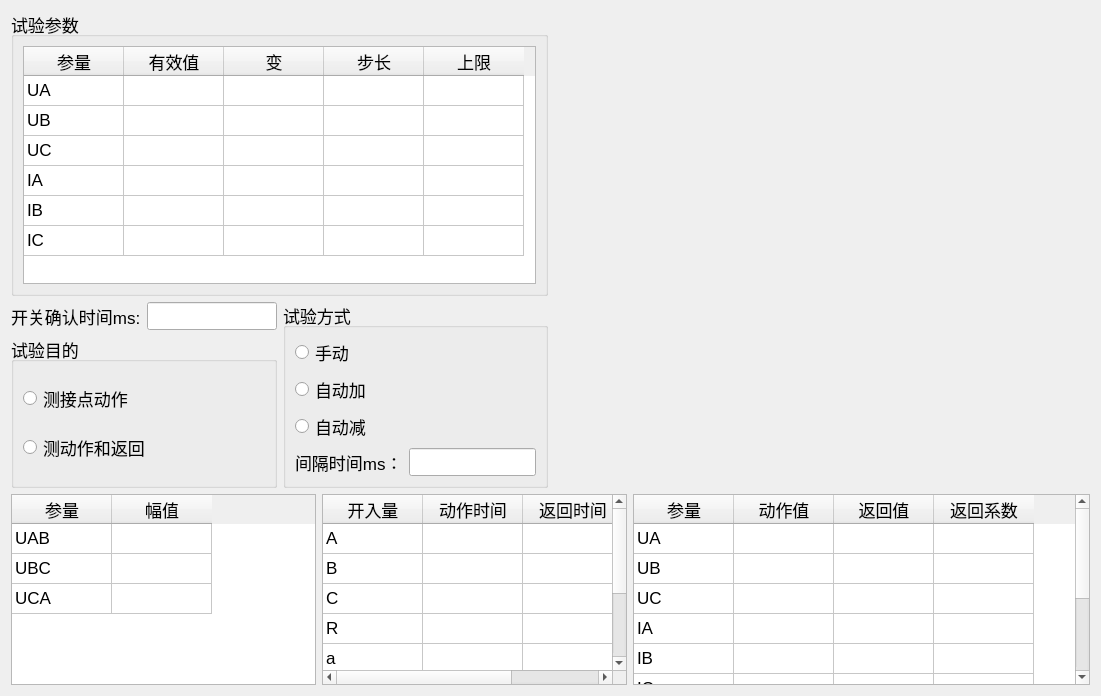
First picture: the form in energy/ui/test02/ui_002.ui, repository AgueroZzz/Electric-energy-detection, before the edit.
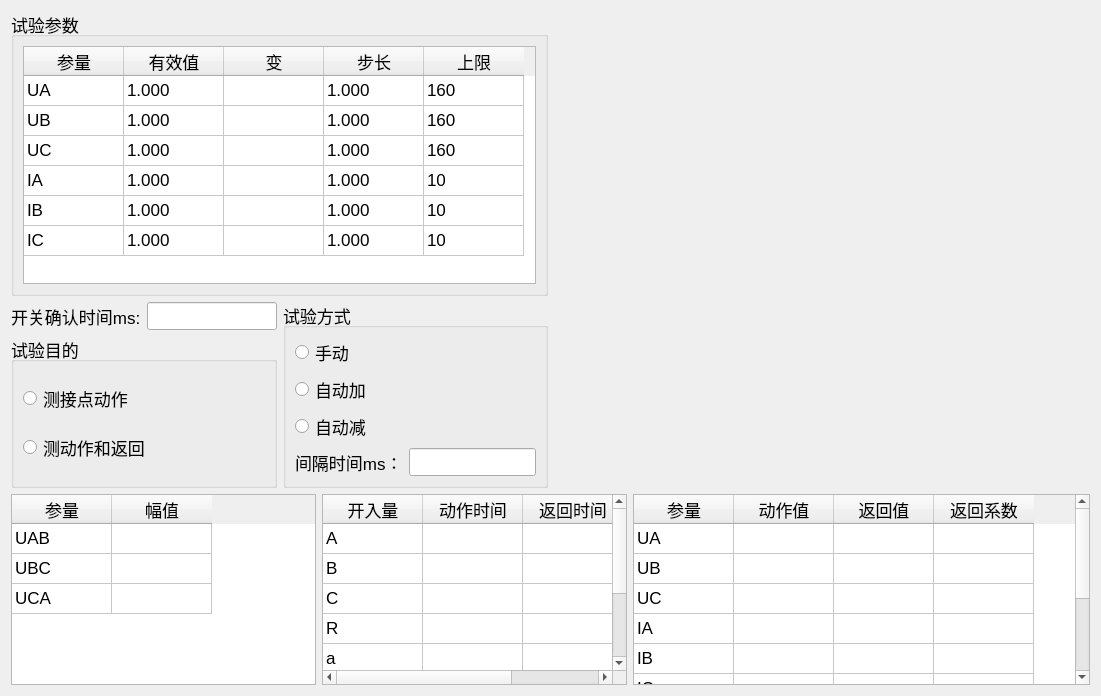
Second picture: the form after the edit.

```diff
--- a/energy/ui/test02/ui_002.ui
+++ b/energy/ui/test02/ui_002.ui
@@ -76,6 +76,21 @@
               <set>ItemIsSelectable|ItemIsDragEnabled|ItemIsDropEnabled|ItemIsUserCheckable|ItemIsEnabled</set>
              </property>
             </item>
+            <item row="0" column="1">
+             <property name="text">
+              <string>1.000</string>
+             </property>
+            </item>
+            <item row="0" column="3">
+             <property name="text">
+              <string>1.000</string>
+             </property>
+            </item>
+            <item row="0" column="4">
+             <property name="text">
+              <string>160</string>
+             </property>
+            </item>
             <item row="1" column="0">
              <property name="text">
               <string>UB</string>
@@ -84,6 +99,21 @@
               <set>ItemIsSelectable|ItemIsDragEnabled|ItemIsDropEnabled|ItemIsUserCheckable|ItemIsEnabled</set>
              </property>
             </item>
+            <item row="1" column="1">
+             <property name="text">
+              <string>1.000</string>
+             </property>
+            </item>
+            <item row="1" column="3">
+             <property name="text">
+              <string>1.000</string>
+             </property>
+            </item>
+            <item row="1" column="4">
+             <property name="text">
+              <string>160</string>
+             </property>
+            </item>
             <item row="2" column="0">
              <property name="text">
               <string>UC</string>
@@ -92,6 +122,21 @@
               <set>ItemIsSelectable|ItemIsDragEnabled|ItemIsDropEnabled|ItemIsUserCheckable|ItemIsEnabled</set>
              </property>
             </item>
+            <item row="2" column="1">
+             <property name="text">
+              <string>1.000</string>
+             </property>
+            </item>
+            <item row="2" column="3">
+             <property name="text">
+              <string>1.000</string>
+             </property>
+            </item>
+            <item row="2" column="4">
+             <property name="text">
+              <string>160</string>
+             </property>
+            </item>
             <item row="3" column="0">
              <property name="text">
               <string>IA</string>
@@ -100,6 +145,21 @@
               <set>ItemIsSelectable|ItemIsDragEnabled|ItemIsDropEnabled|ItemIsUserCheckable|ItemIsEnabled</set>
              </property>
             </item>
+            <item row="3" column="1">
+             <property name="text">
+              <string>1.000</string>
+             </property>
+            </item>
+            <item row="3" column="3">
+             <property name="text">
+              <string>1.000</string>
+             </property>
+            </item>
+            <item row="3" column="4">
+             <property name="text">
+              <string>10</string>
+             </property>
+            </item>
             <item row="4" column="0">
              <property name="text">
               <string>IB</string>
@@ -108,6 +168,21 @@
               <set>ItemIsSelectable|ItemIsDragEnabled|ItemIsDropEnabled|ItemIsUserCheckable|ItemIsEnabled</set>
              </property>
             </item>
+            <item row="4" column="1">
+             <property name="text">
+              <string>1.000</string>
+             </property>
+            </item>
+            <item row="4" column="3">
+             <property name="text">
+              <string>1.000</string>
+             </property>
+            </item>
+            <item row="4" column="4">
+             <property name="text">
+              <string>10</string>
+             </property>
+            </item>
             <item row="5" column="0">
              <property name="text">
               <string>IC</string>
@@ -116,6 +191,21 @@
               <set>ItemIsSelectable|ItemIsDragEnabled|ItemIsDropEnabled|ItemIsUserCheckable|ItemIsEnabled</set>
              </property>
             </item>
+            <item row="5" column="1">
+             <property name="text">
+              <string>1.000</string>
+             </property>
+            </item>
+            <item row="5" column="3">
+             <property name="text">
+              <string>1.000</string>
+             </property>
+            </item>
+            <item row="5" column="4">
+             <property name="text">
+              <string>10</string>
+             </property>
+            </item>
            </widget>
           </item>
          </layout>
```
Left out of the diff: 10 changed lines with no effect on the pictures.
